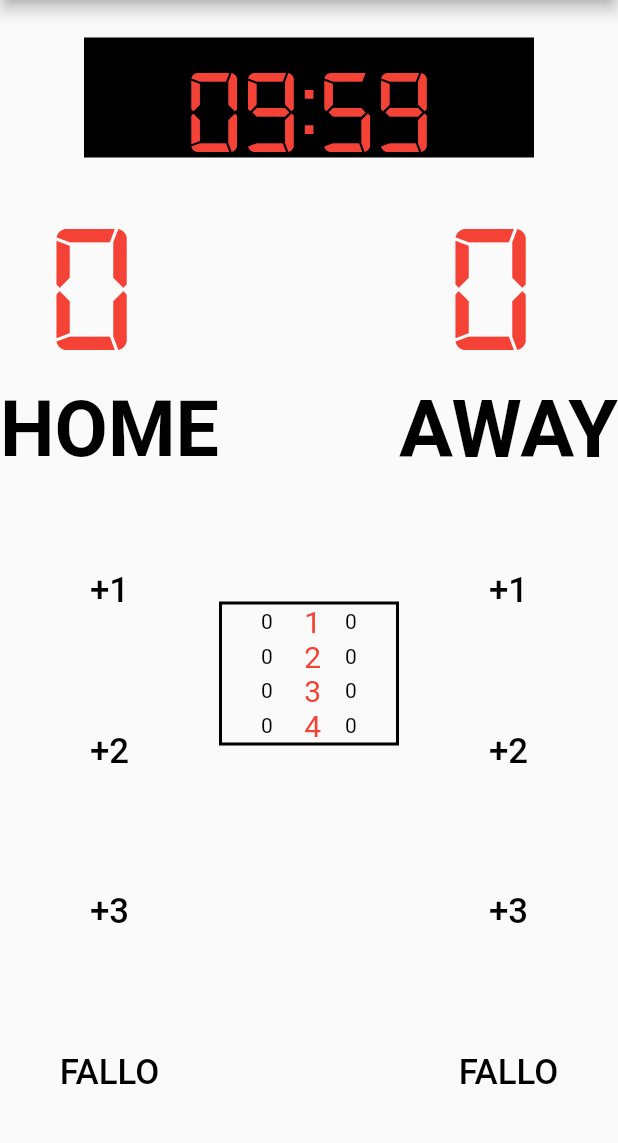
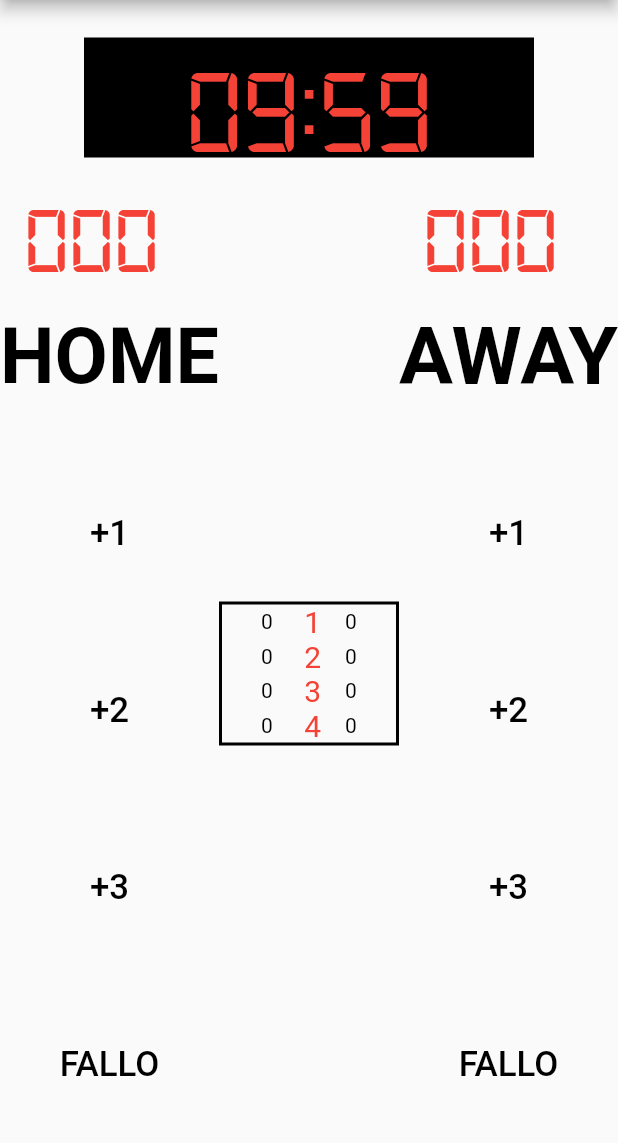
Before and after one commit to andrezanna/Segnapunti, a Flutter app: the Basket screen opened by its route, after a tap on an icon or button, on a phone screen of 412 x 824 dp, the part 84-1227 px from its top. Run offline on Flutter 3.47's test engine with Material 2 defaults, Android fonts, the phone set to English and light mode, and no system bars; our stand-ins replace numberpicker, shared_preferences; accounts and stored records are empty.

Commit message:
layout updates

```diff
--- a/lib/basket.dart
+++ b/lib/basket.dart
@@ -242,7 +242,6 @@ class BasketTeamScoreState extends State<BasketTeamScore> {
   Widget build(BuildContext context) {
     return new Column(
       children: <Widget>[
-
         new MaterialButton(
           onPressed: () {
             setState(() {
@@ -252,34 +251,27 @@ class BasketTeamScoreState extends State<BasketTeamScore> {
           child: new Flex(
             direction: Axis.horizontal,
             children: <Widget>[
-
               new Expanded(
-
-                    child: new Padding(
-                      padding: const EdgeInsets.all(16.0),
+                child: new Container(
                   child: new FittedBox(
                     child: new Text(
-                          team.value.toString(),
+                      team.value.toString().padLeft(3, '0'),
                       style: new TextStyle(
                         color: Colors.red,
                         fontFamily: "ShotClock",
                       ),
                       textAlign: TextAlign.right,
                     ),
+                  ),),
+
               ),
-                    ),
-                  ),
-
               new Icon(
-                    (team.fouls >= teamFoulThreshold)
-                        ? Icons.brightness_1
-                        : null,
+                (team.fouls >= teamFoulThreshold) ? Icons.brightness_1 : null,
                 color: Colors.red,
               ),
             ],
           ),
         ),
-
         new Expanded(
           child: new FittedBox(
             child: new Text(
@@ -301,7 +293,6 @@ class BasketTeamScoreState extends State<BasketTeamScore> {
                     team.value += 1;
                   });
               },
-
               child: new Text(
                 "+1",
                 style: new TextStyle(
@@ -319,7 +310,6 @@ class BasketTeamScoreState extends State<BasketTeamScore> {
                     team.value += 2;
                   });
               },
-
               child: new Text(
                 "+2",
                 style: new TextStyle(
@@ -337,7 +327,6 @@ class BasketTeamScoreState extends State<BasketTeamScore> {
                       team.value += 3;
                     });
                 },
-
                 child: new Text(
                   "+3",
                   style: new TextStyle(
@@ -353,7 +342,6 @@ class BasketTeamScoreState extends State<BasketTeamScore> {
                   team.fouls += 1;
                 });
               },
-
               child: new Text(
                 "FALLO",
                 style: new TextStyle(
@@ -426,7 +414,6 @@ class TeamScorePeriodState extends State<TeamScorePeriod> {
                         scores[index].team2.toString(),
                         textAlign: TextAlign.center,
                         style: new TextStyle(
-
                             color: (darkTheme) ? Colors.blue : Colors.black),
                       ),
                     ),
@@ -641,19 +628,20 @@ class TimerTextState extends State<TimerText> {
         timer.cancel();
         stopwatch.stop();
         onTimeEnd(null);
-        setState(() {
-          text = TimerTextFormatter.format(0, true);
-        });
       } else if (stopwatch.elapsedMilliseconds >= (qLength - 1) * 1000 * 60 &&
           !cb) {
         timer = new Timer.periodic(new Duration(milliseconds: 30), callback);
+
         cb = true;
       } else if (stopwatch.elapsedMilliseconds < (qLength - 1) * 1000 * 60 &&
           cb) {
         timer = new Timer.periodic(new Duration(milliseconds: 1000), callback);
+
         cb = false;
       }
-      setState(() {});
+      setState(() {
+
+      });
     }
   }
 
@@ -664,7 +652,9 @@ class TimerTextState extends State<TimerText> {
       qLength = periodLength;
     if (!running && stopwatch.elapsedMilliseconds < (qLength) * 1000 * 60) {
       stopwatch.start();
+      setState(() {
 
+      });
       running = true;
       if (stopwatch.elapsedMilliseconds >= (qLength - 1) * 1000 * 60) {
         timer = new Timer.periodic(new Duration(milliseconds: 100), callback);
@@ -692,7 +682,9 @@ class TimerTextState extends State<TimerText> {
     final TextStyle timerTextStyle = const TextStyle(
         fontSize: 80.0, fontFamily: "ShotClock", color: Colors.red);
     text = TimerTextFormatter.format(
-        (periodLength * 1000 * 60) - stopwatch.elapsedMilliseconds,
+        (stopwatch.elapsedMilliseconds >= (qLength) * 1000 * 60)
+            ? 0
+            : (periodLength * 1000 * 60) - stopwatch.elapsedMilliseconds,
         stopwatch.elapsedMilliseconds > (periodLength - 1) * 1000 * 60);
     return new Text(text, style: timerTextStyle);
   }
```
Lines whose indentation alone changed are shown as unchanged.
